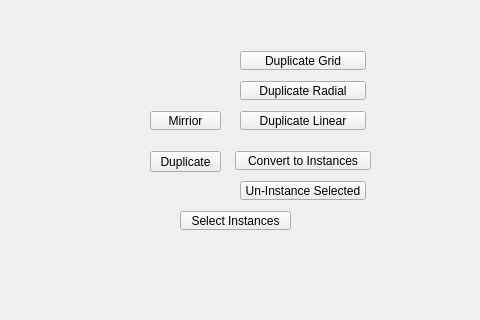
First picture: the form in tentacle/ui/duplicate#submenu.ui, repository m3trik/tentacle, before the edit; both pictures show x 120 to 600 and y 139 to 459 of the 600 by 600 pixel window.
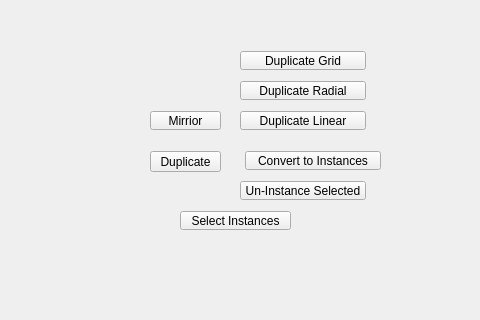
Second picture: the form after the edit. Custom widgets are drawn as their Qt base class.

The edit to the form file:
```diff
--- a/tentacle/ui/duplicate#submenu.ui
+++ b/tentacle/ui/duplicate#submenu.ui
@@ -173,7 +173,7 @@
    <widget class="PushButton" name="tb000">
     <property name="geometry">
      <rect>
-      <x>355</x>
+      <x>365</x>
       <y>290</y>
       <width>136</width>
       <height>19</height>
```
Left out of the diff: 6 changed lines with no effect on the pictures.
